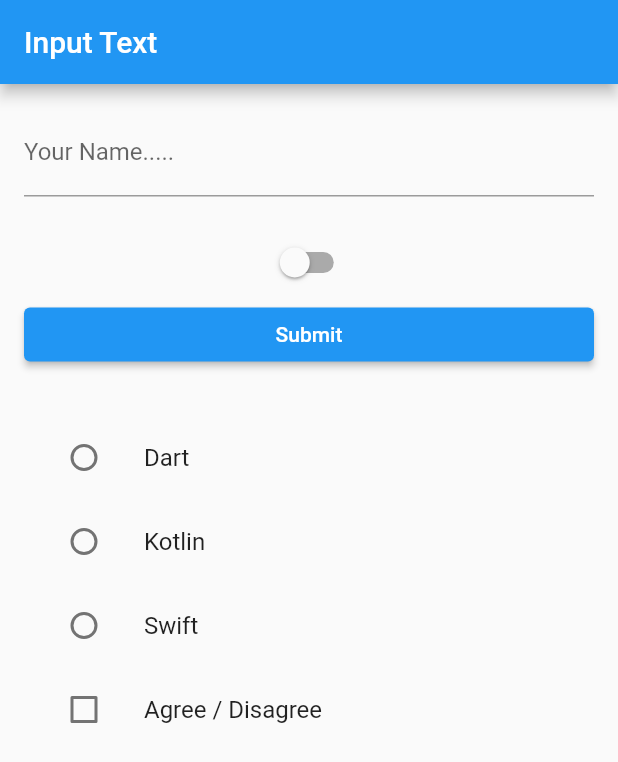
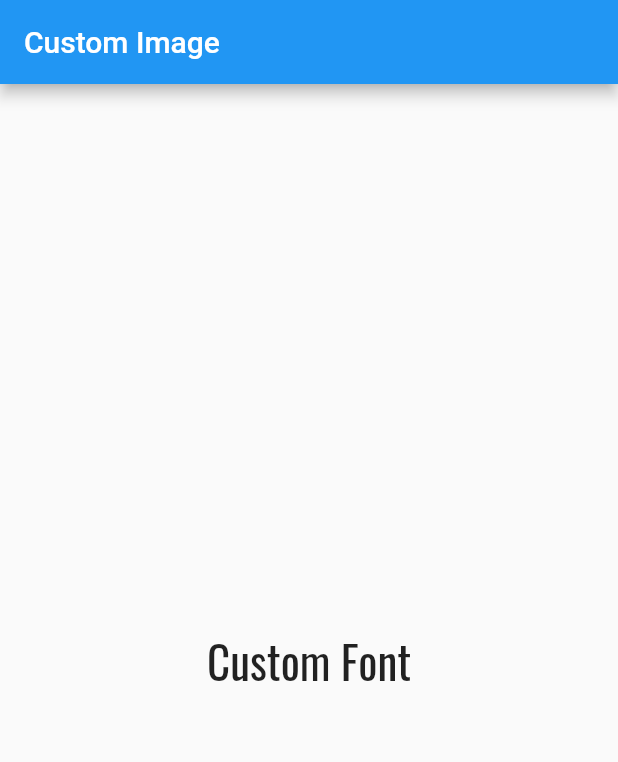
Before and after one commit to bimaafrizal/flutter-dicoding, a Flutter app: the screen it shows after launch, on a phone screen of 412 x 824 dp. Shown: the top 762 px of the screen. Run offline on Flutter 3.47's test engine with Material 2 defaults, Android fonts, the phone set to English and light mode, and no system bars.

Commit message:
image & font

```diff
--- /dev/null
+++ b/widget_lanjutan/lib/fonts.dart
@@ -0,0 +1,21 @@
+import 'package:flutter/cupertino.dart';
+import 'package:flutter/material.dart';
+
+class CustomFonts extends StatelessWidget {
+  @override
+  Widget build(BuildContext context) {
+    return Scaffold(
+      appBar: AppBar(
+        title: Text('Custom Image'),
+      ),
+      body: Center(
+        child: Text(
+          "Custom Font",
+          style: TextStyle(fontFamily: 'Oswald', fontSize: 30),
+        ),
+      ),
+    );
+    // TODO: implement build
+    throw UnimplementedError();
+  }
+}
--- a/widget_lanjutan/lib/main.dart
+++ b/widget_lanjutan/lib/main.dart
@@ -1,6 +1,8 @@
 import 'package:flutter/material.dart';
+import 'package:widget_lanjutan/image.dart';
 import 'package:widget_lanjutan/input.dart';
 import 'buttons.dart';
+import 'fonts.dart';
 
 void main() {
   runApp(const MyApp());
@@ -25,8 +27,10 @@ class MyApp extends StatelessWidget {
         // Notice that the counter didn't reset back to zero; the application
         // is not restarted.
         primarySwatch: Colors.blue,
+        //untuk merubah default font gumakan fontFamily
+        // fontFamily: 'Oswald'
       ),
-      home: InputScreen(),
+      home: CustomFonts(),
     );
   }
 }
```
Also changed, not shown: widget_lanjutan/lib/image.dart (added, +35 -0 lines), widget_lanjutan/pubspec.yaml (+6 -2 lines), widget_lanjutan/asset/bemsvuns.png (added), widget_lanjutan/fonts/Oswald/Oswald-Bold.ttf (added), widget_lanjutan/fonts/Oswald/Oswald-ExtraLight.ttf (added), widget_lanjutan/fonts/Oswald/Oswald-Light.ttf (added), widget_lanjutan/fonts/Oswald/Oswald-Medium.ttf (added), widget_lanjutan/fonts/Oswald/Oswald-Regular.ttf (added), widget_lanjutan/fonts/Oswald/Oswald-SemiBold.ttf (added).
